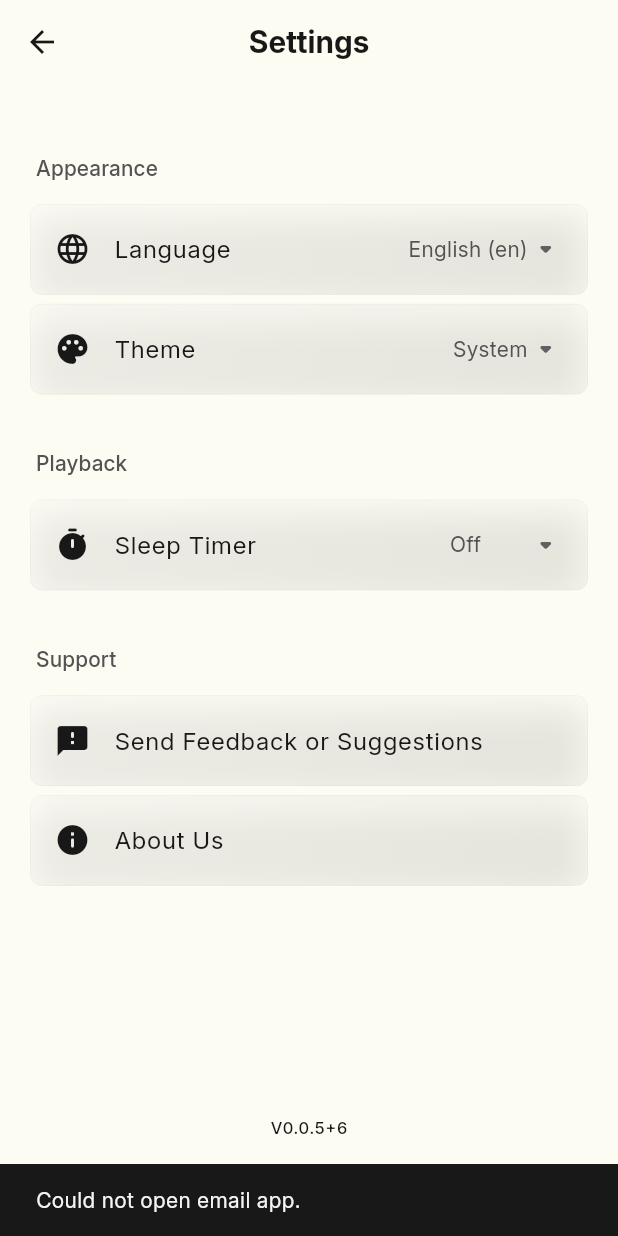
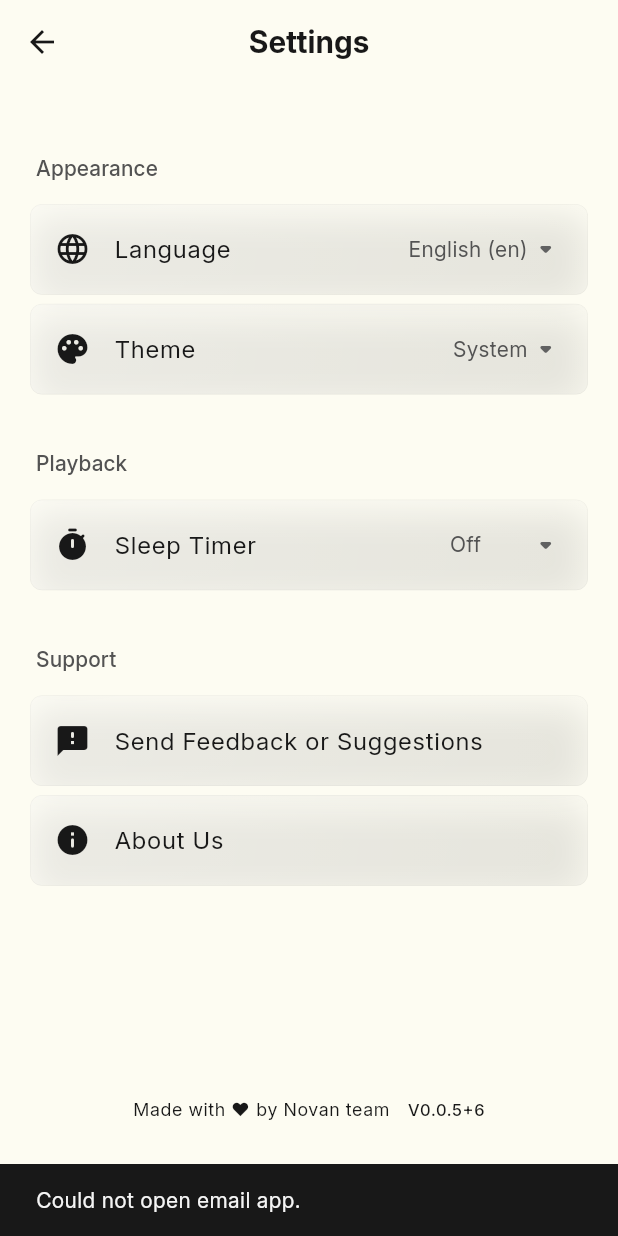
Before and after one commit to Novan-ORG/music_player, a Flutter app: the SettingsPage screen opened directly, after a tap on "Send Feedback or Suggestions", on a phone screen of 412 x 824 dp. Run offline on Flutter 3.47's test engine with Material 3 defaults, Android fonts, the phone set to English and light mode, and no system bars; drawn by our look-alikes of sentry_flutter; our stand-ins replace audio_service, auto_size_text, bloc, equatable, flutter_bloc, flutter_dotenv and 9 more; missing offline and left inert: on_audio_query_pluse, see_more_text, volume_controller, wave_player; accounts and stored records are empty.

Commit message:
chore: add minor text to show in settings page

```diff
--- a/lib/features/settings/presentation/pages/settings_page.dart
+++ b/lib/features/settings/presentation/pages/settings_page.dart
@@ -238,7 +238,17 @@ class _SettingsPageState extends State<SettingsPage> {
           );
         },
       ),
-      floatingActionButton: const VersionInfo(),
+      floatingActionButton: Row(
+        mainAxisAlignment: MainAxisAlignment.center,
+        spacing: 12,
+        children: [
+          Text(
+            context.localization.createdBy,
+            style: context.theme.textTheme.bodySmall,
+          ),
+          const VersionInfo(),
+        ],
+      ).padding(value: 12),
       floatingActionButtonLocation: FloatingActionButtonLocation.centerDocked,
     );
   }
--- a/lib/localization/app_en.arb
+++ b/lib/localization/app_en.arb
@@ -35,6 +35,7 @@
     "setTimer": "Set Timer",
     "seeMore": "See more",
     "seeLess": "See Less",
+    "createdBy": "Made with ❤️ by Novan team",
 
     "homePage": "",
     "@homePage": {
--- a/lib/localization/app_fa.arb
+++ b/lib/localization/app_fa.arb
@@ -32,6 +32,7 @@
     "set": "تنظیم",
     "setTimer": "تنظیم تایمر",
     "aboutContributers": "درباره مشارکت کنندگان",
+    "createdBy": "ساخته شده با ❤️ توسط تیم نووان",
     "homePage": "",
 
     "@homePage": {
--- a/lib/localization/app_localizations.dart
+++ b/lib/localization/app_localizations.dart
@@ -265,6 +265,12 @@ abstract class AppLocalizations {
   /// In en, this message translates to:
   /// **'See Less'**
   String get seeLess;
+
+  /// No description provided for @createdBy.
+  ///
+  /// In en, this message translates to:
+  /// **'Made with ❤️ by Novan team'**
+  String get createdBy;
 
   /// Home page localizations.
   ///
--- a/lib/localization/app_localizations_en.dart
+++ b/lib/localization/app_localizations_en.dart
@@ -91,6 +91,9 @@ class AppLocalizationsEn extends AppLocalizations {
 
   @override
   String get seeLess => 'See Less';
+
+  @override
+  String get createdBy => 'Made with ❤️ by Novan team';
 
   @override
   String get homePage => '';
--- a/lib/localization/app_localizations_fa.dart
+++ b/lib/localization/app_localizations_fa.dart
@@ -91,6 +91,9 @@ class AppLocalizationsFa extends AppLocalizations {
 
   @override
   String get seeLess => 'مشاهده کمتر';
+
+  @override
+  String get createdBy => 'ساخته شده با ❤️ توسط تیم نووان';
 
   @override
   String get homePage => '';
```
